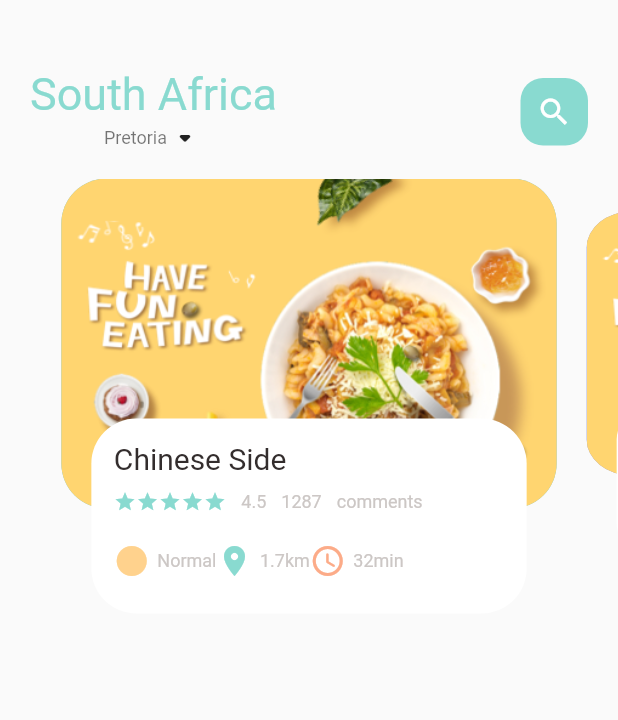
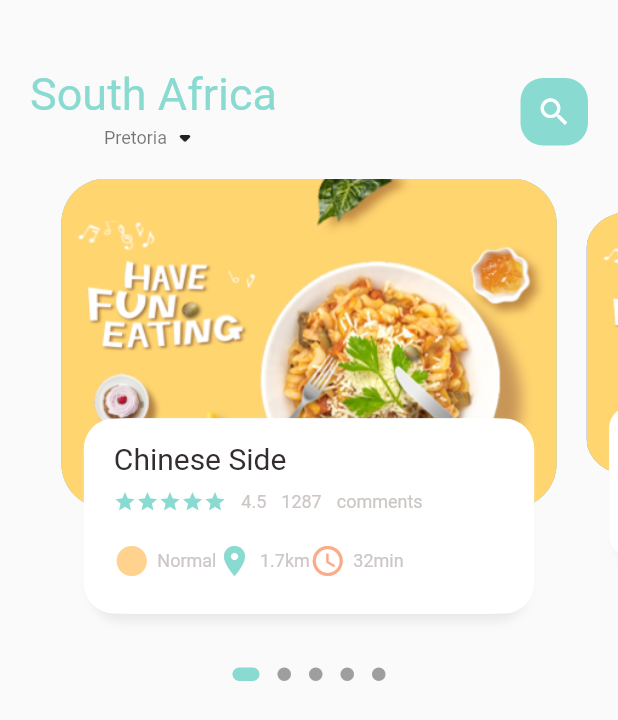
Before and after one commit to StevenNdaye/food_delivery, a Flutter app: the screen it shows after launch, on a phone screen of 412 x 824 dp. Shown: the top 720 px of the screen. Run offline on Flutter 3.47's test engine with Material 2 defaults, Android fonts, the phone set to English and light mode, and no system bars; drawn by our look-alikes of dots_indicator.

```diff
--- a/lib/home/food_page_body.dart
+++ b/lib/home/food_page_body.dart
@@ -1,3 +1,4 @@
+import 'package:dots_indicator/dots_indicator.dart';
 import 'package:flutter/cupertino.dart';
 import 'package:flutter/material.dart';
 import 'package:food_delivery/utils/colors.dart';
@@ -35,7 +36,9 @@ class _FoodPageBodyState extends State<FoodPageBody> {
 
   @override
   Widget build(BuildContext context) {
-    return Container(
+    return Column(
+      children: [
+        Container(
           height: 320,
           child: PageView.builder(
               controller: pageController,
@@ -43,6 +46,19 @@ class _FoodPageBodyState extends State<FoodPageBody> {
               itemBuilder: (context, position) {
                 return _buildPageItem(position);
               }),
+        ),
+        new DotsIndicator(
+          dotsCount: 5,
+          position: _currPageValue,
+          decorator: DotsDecorator(
+            activeColor: AppColors.mainColor,
+            size: const Size.square(9.0),
+            activeSize: const Size(18.0, 9.0),
+            activeShape: RoundedRectangleBorder(
+                borderRadius: BorderRadius.circular(5.0)),
+          ),
+        )
+      ],
     );
   }
 
@@ -94,9 +110,16 @@ class _FoodPageBodyState extends State<FoodPageBody> {
                 height: 130,
                 margin: const EdgeInsets.only(left: 30, right: 30, bottom: 30),
                 decoration: BoxDecoration(
-                borderRadius: BorderRadius.circular(30),
+                    borderRadius: BorderRadius.circular(20),
                     color: Colors.white,
-              ),
+                    boxShadow: [
+                      BoxShadow(
+                          color: Color(0xFFe8e8e8),
+                          blurRadius: 5.0,
+                          offset: Offset(0, 5)),
+                      BoxShadow(color: Colors.white, offset: Offset(-5, 0)),
+                      BoxShadow(color: Colors.white, offset: Offset(5, 0))
+                    ]),
                 child: Container(
                   padding: const EdgeInsets.only(top: 15, left: 15, right: 15),
                   child: Column(
@@ -152,8 +175,7 @@ class _FoodPageBodyState extends State<FoodPageBody> {
                       )
                     ],
                   ),
-              ),
-            ),
+                )),
           )
         ],
       ),
--- a/lib/home/main_food_page.dart
+++ b/lib/home/main_food_page.dart
@@ -17,6 +17,7 @@ class _MainFoodPageState extends State<MainFoodPage> {
     return Scaffold(
       body: Column(
         children: [
+          //Showing the header
           Container(
             child: Container(
               margin: EdgeInsets.only(top: 45, bottom: 15),
@@ -56,6 +57,7 @@ class _MainFoodPageState extends State<MainFoodPage> {
               ),
             ),
           ),
+          //Showing the body
           FoodPageBody()
         ],
       ),
--- a/pubspec.yaml
+++ b/pubspec.yaml
@@ -29,6 +29,8 @@ environment:
 dependencies:
   flutter:
     sdk: flutter
+  get: ^4.1.4
+  dots_indicator: ^2.1.0
 
 
   # The following adds the Cupertino Icons font to your application.
```
Also changed, not shown: pubspec.lock. Lines whose indentation alone changed are shown as unchanged.
